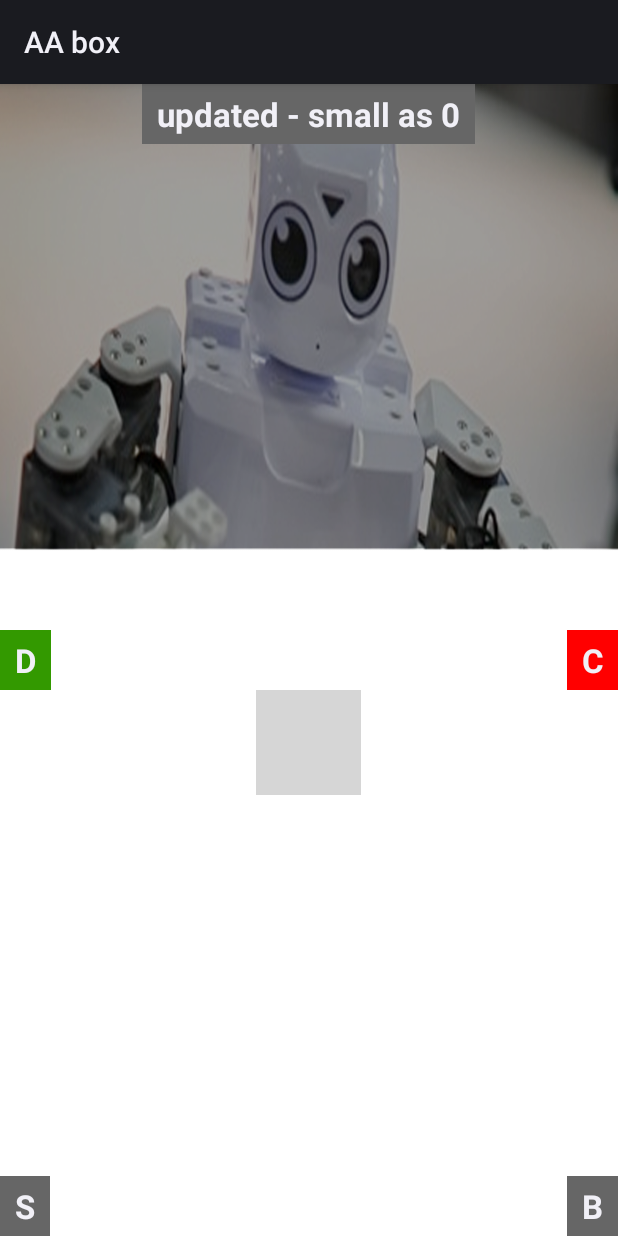
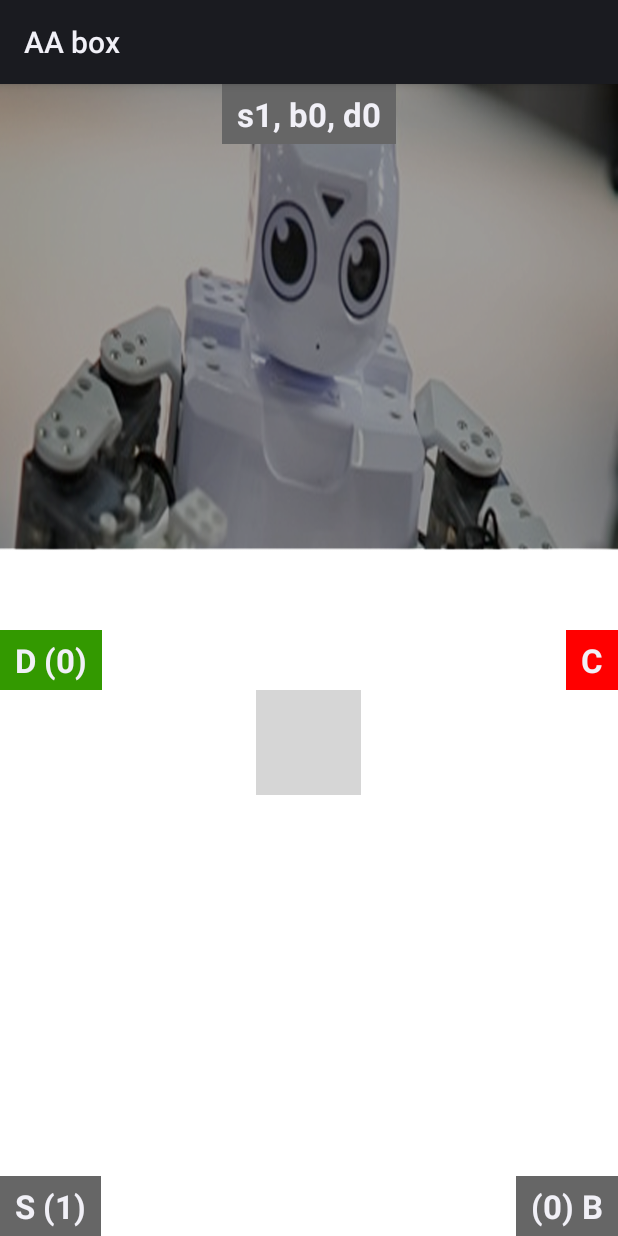
Before and after one commit to bunnywong/android-wear, an Android app: the screen it shows after launch (WearActivity), after a tap on an icon or button, on a phone screen of 412 x 824 dp. Run offline under Robolectric (Android 15) with nearby library versions, the phone set to English and light mode, and no system bars; libraries missing offline, so code that uses them is left out: org.codehaus.plexus; 1 statement that could not run was skipped; grey boxes are pictures that could not be loaded.

Commit message:
display result with btn

```diff
--- a/wear/src/main/java/com/example/android/wearablemessageapiexample/WearActivity.java
+++ b/wear/src/main/java/com/example/android/wearablemessageapiexample/WearActivity.java
@@ -27,6 +27,7 @@ import com.google.android.gms.wearable.Wearable;
 import org.codehaus.plexus.util.StringUtils;
 
 import java.util.ArrayList;
+import java.util.Arrays;
 import java.util.List;
 
 public class WearActivity extends Activity {
@@ -48,7 +49,6 @@ public class WearActivity extends Activity {
         mTextDraw   = (TextView) findViewById(R.id.textDraw);
         mTextBig    = (TextView) findViewById(R.id.textBig);
         mTextClear  = (TextView) findViewById(R.id.textClear);
-        calcStr     = "";
 
         apiClient = apiClientFactory();
         checkVoiceRecognition();
@@ -127,23 +127,40 @@ public class WearActivity extends Activity {
             // Print status to user
             ((TextView)findViewById(R.id.textBoard)).setText("updating " + mode + " ...");
 
+            /* Update record */
             // Get log
             int result = sharedPref.getInt(recordType, 0);
-
             // Write log
             editor.putInt(recordType, (result + 1));
-
             // Get log
             int resultUpdated = sharedPref.getInt(recordType, 0);
 
-            // Print updated record with delay
+            /* Show analytics in delay 0.5s */
             if(editor.commit()) {
-                final String updatedMsg = "updated - " + mode + " as " + resultUpdated;
+                // Hide btn when updating
+                if(recordType == "recordSmall")
+                    ((TextView) findViewById(R.id.textSmall)).setText("S");
+                if(recordType == "recordBig")
+                    ((TextView) findViewById(R.id.textBig)).setText("B");
+                if(recordType == "recordDraw")
+                    ((TextView) findViewById(R.id.textDraw)).setText("D");
+
+                // Get results
+                final int logSmall = sharedPref.getInt("recordSmall", 0);
+                final int logBig = sharedPref.getInt("recordBig", 0);
+                final int logDraw = sharedPref.getInt("recordDraw", 0);
+                int logTotal[] = {logSmall, logBig, logDraw};
+                Arrays.sort(logTotal);
+                final String updatedMsg = "s" + logSmall + ", " + "b" + logBig + ", " + "d" + logDraw ;
 
                 new android.os.Handler().postDelayed(
                     new Runnable() {
                         public void run() {
                             ((TextView) findViewById(R.id.textBoard)).setText(updatedMsg);
+
+                            ((TextView) findViewById(R.id.textSmall)).setText("S (" + logSmall + ")");
+                            ((TextView) findViewById(R.id.textBig)).setText("(" + logBig + ") B");
+                            ((TextView) findViewById(R.id.textDraw)).setText("D (" + logDraw + ")");
                         }
                     }, 500);
 
--- a/wear/src/main/res/layout/main_activity.xml
+++ b/wear/src/main/res/layout/main_activity.xml
@@ -122,8 +122,9 @@
         android:paddingRight="10dp"
         android:textStyle="bold"
         android:onClick="recordClear"
+        android:clickable="false"
         android:layout_centerVertical="true"
-        android:layout_alignStart="@+id/textBig" />
+        android:layout_alignParentEnd="true" />
 
 
 </RelativeLayout>
```
